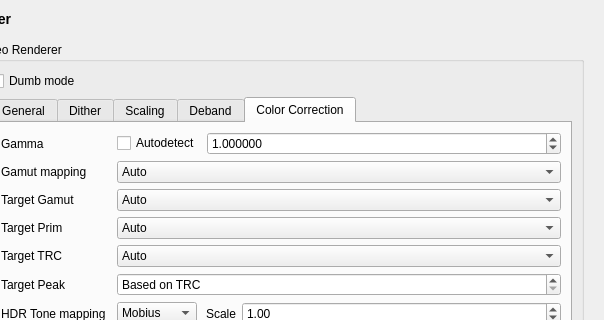
First picture: the form in settingswindow.ui, repository mpc-qt/mpc-qt, before the edit; both pictures show x 292 to 896 and y 0 to 320 of the 896 by 605 pixel window.
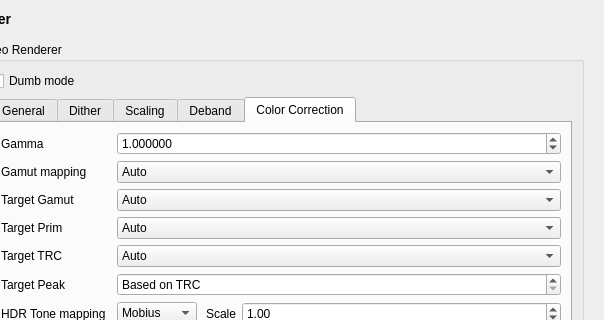
Second picture: the form after the edit. The open tabs and pages were chosen to show the change.

Patch:
```diff
--- a/settingswindow.ui
+++ b/settingswindow.ui
@@ -4004,17 +4004,7 @@
                    </widget>
                   </item>
                   <item row="0" column="1">
-                   <layout class="QHBoxLayout" name="ccGammaLayout" stretch="0,1">
-                    <item>
-                     <widget class="QCheckBox" name="ccGammaAutodetect">
-                      <property name="toolTip">
-                       <string>Only implemented on Mac</string>
-                      </property>
-                      <property name="text">
-                       <string>Autodetect</string>
-                      </property>
-                     </widget>
-                    </item>
+                   <layout class="QHBoxLayout" name="ccGammaLayout" stretch="1">
                     <item>
                      <widget class="QDoubleSpinBox" name="ccGamma">
                       <property name="decimals">
```
Left out of the diff: 18 changed lines with no effect on the pictures.
